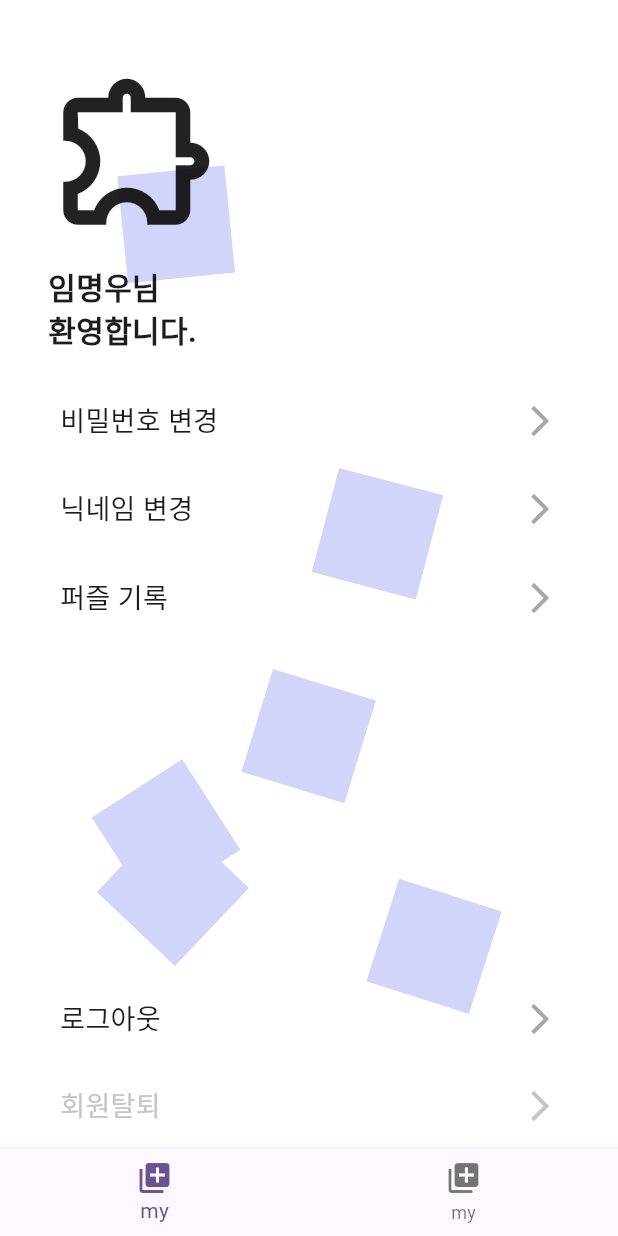
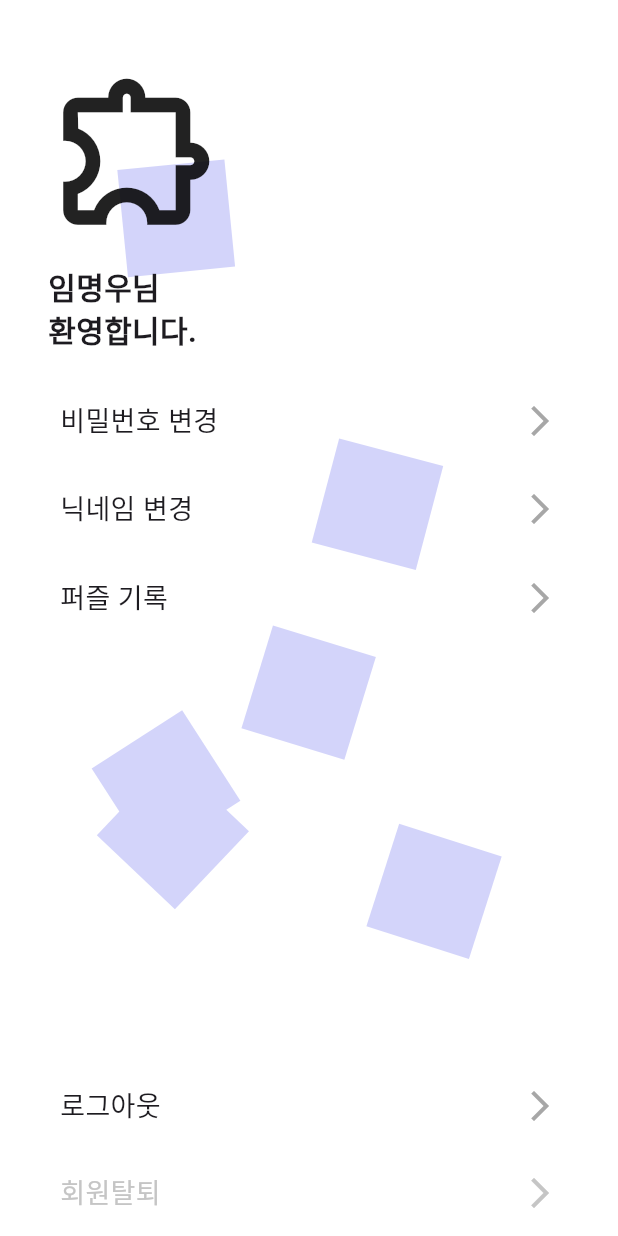
Before and after one commit to Dansot4891/jogak_jogak, a Flutter app: the screen it shows after launch, on a phone screen of 412 x 824 dp. Run offline on Flutter 3.47's test engine with Material 3 defaults, Android fonts, the phone set to English and light mode, and no system bars; our stand-ins replace firebase_core, image_picker; accounts and stored records are empty; Roboto replaces fonts that are missing (Pretendard).

Commit message:
[feat] 마이페이지 배경에 하단 바텀바 간격 추가되도록 설정

```diff
--- a/lib/core/service/app_size.dart
+++ b/lib/core/service/app_size.dart
@@ -8,6 +8,8 @@ class AppSize {
   static late double screenHeight; // 디바이스 높이
   static late EdgeInsets screenPadding; // 화면 패딩값 추출
   static bool _isInitialized = false; // 초기화 상태 확인 변수
+
+  static const double bottomNaviationHeight = 56;
 
   // 비율로 처리했을 때 높이 넓이. (402 * 874) 기준
   static double ratioHeight(double givenHeight) =>
@@ -21,7 +23,6 @@ class AppSize {
   static double fractionWidth(double fraction) => screenWidth * fraction;
   static double fractionHeight(double fraction) => screenHeight * fraction;
 
-
   // 초기화 구문
   static void init(BuildContext context) async {
     if (_isInitialized) return;
--- a/lib/presentation/my_info/pages/my_page.dart
+++ b/lib/presentation/my_info/pages/my_page.dart
@@ -1,4 +1,5 @@
 import 'package:flutter/material.dart';
+import 'package:jogak_jogak/core/service/app_size.dart';
 import 'package:jogak_jogak/core/style/app_color.dart';
 import 'package:jogak_jogak/core/style/app_text_style.dart';
 import 'package:jogak_jogak/presentation/base/pages/bouncing_boxes_page.dart';
@@ -10,6 +11,7 @@ class MyPage extends StatelessWidget {
   @override
   Widget build(BuildContext context) {
     return BouncingBoxesBackground(
+      minusHeight: AppSize.bottomNaviationHeight,
       body: Padding(
         padding: const EdgeInsets.symmetric(horizontal: 32),
         child: Column(
@@ -30,18 +32,6 @@ class MyPage extends StatelessWidget {
           ],
         ),
       ),
-      bottomNavigationBar: BottomNavigationBar(
-        items: [
-          BottomNavigationBarItem(
-            icon: Icon(Icons.my_library_add),
-            label: 'my',
-          ),
-          BottomNavigationBarItem(
-            icon: Icon(Icons.my_library_add),
-            label: 'my',
-          ),
-        ],
-      ),
     );
   }
 }
```
